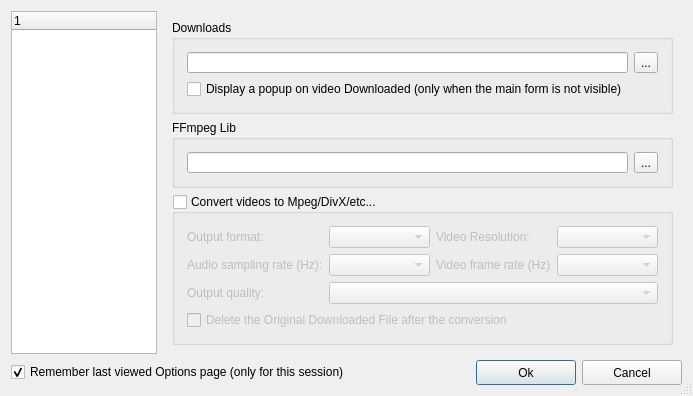
First picture: the form in ui/options.ui, repository ckorn/xvst, before the edit.
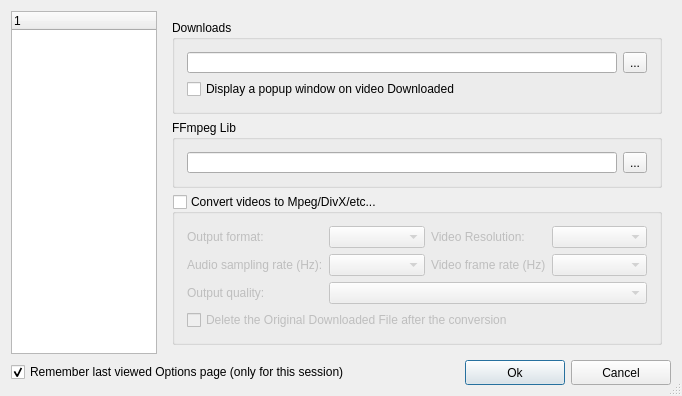
Second picture: the form after the edit. The open tabs and pages were chosen to show the change. Icons and pictures are not drawn.

Commit message: Fixed important bug on clear the "Video List".

Patch:
```diff
--- a/ui/options.ui
+++ b/ui/options.ui
@@ -105,7 +105,7 @@
           <item row="1" column="0" >
            <widget class="QCheckBox" name="chbDisplayPopup" >
             <property name="text" >
-             <string>Display a popup on video Downloaded (only when the main form is not visible)</string>
+             <string>Display a popup window on video Downloaded</string>
             </property>
            </widget>
           </item>
```
Left out of the diff: 2 changed lines with no effect on the pictures. The commit also changes 5 other files.
